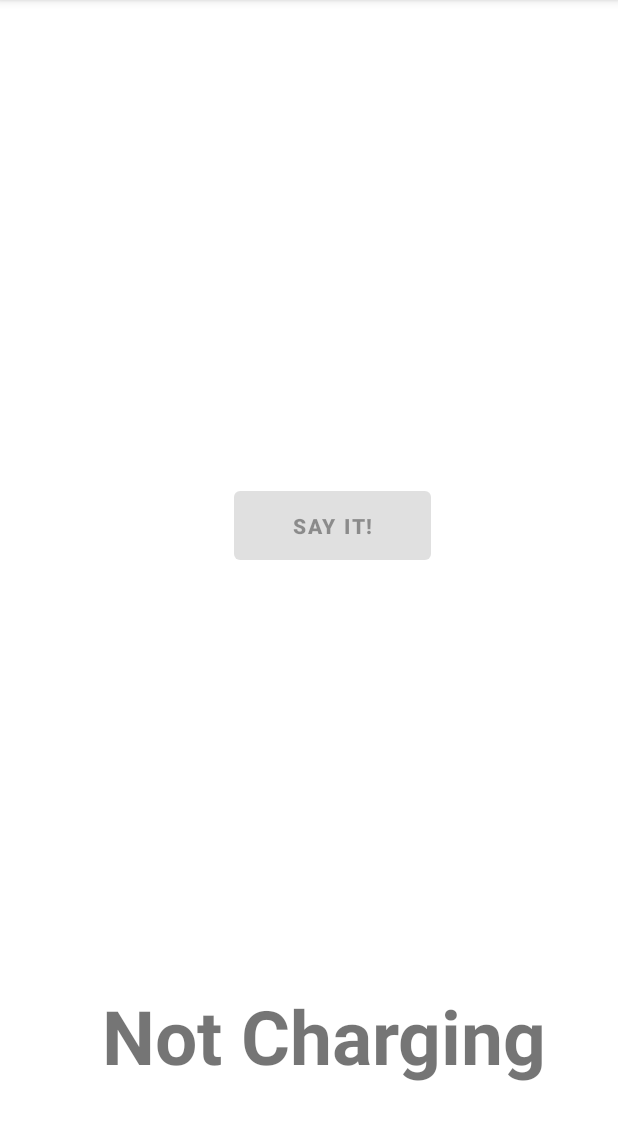
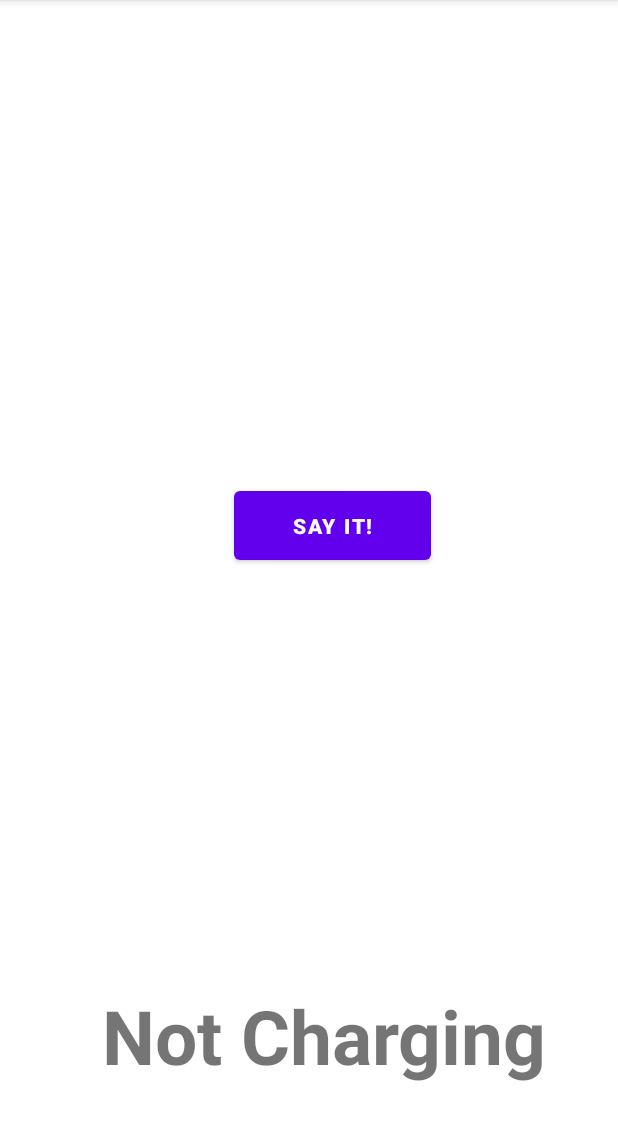
Before and after one commit to VarunKumar-Xaviers/Battery-Level--Android-App, an Android app: the screen it shows after launch (MainActivity), on a phone screen of 412 x 824 dp, the part 84-1224 px from its top. Run offline under Robolectric (Android 15) with nearby library versions, the phone set to English and light mode, and no system bars.

Commit message:
Fixed TTS Error
Signed-off-by: Varun Kumar <varun.kumar@xaviers.edu.in>

```diff
--- a/app/src/main/res/layout-land/activity_main.xml
+++ b/app/src/main/res/layout-land/activity_main.xml
@@ -43,7 +43,6 @@
         android:layout_width="wrap_content"
         android:layout_height="wrap_content"
         android:layout_marginBottom="84dp"
-        android:enabled="false"
         android:text="@string/Speak"
         android:visibility="visible"
         app:layout_constraintBottom_toBottomOf="parent"
@@ -57,7 +56,6 @@
         android:layout_height="62dp"
         android:layout_marginEnd="168dp"
         android:layout_marginBottom="16dp"
-        android:text="TextView"
         android:textAlignment="center"
         android:textSize="40dp"
         android:textStyle="bold"
--- a/app/src/main/res/layout-sw600dp/activity_main.xml
+++ b/app/src/main/res/layout-sw600dp/activity_main.xml
@@ -41,7 +41,6 @@
         android:layout_width="268dp"
         android:layout_height="58dp"
         android:layout_marginBottom="32dp"
-        android:enabled="false"
         android:text="@string/Speak"
         android:visibility="visible"
         app:layout_constraintBottom_toBottomOf="parent"
--- a/app/src/main/res/layout/activity_main.xml
+++ b/app/src/main/res/layout/activity_main.xml
@@ -39,7 +39,6 @@
         android:layout_width="131dp"
         android:layout_height="58dp"
         android:layout_marginTop="132dp"
-        android:enabled="false"
         android:text="@string/Speak"
         android:textAlignment="center"
         android:textStyle="bold"
```
Also changed, not shown: app/src/main/java/com/example/batterylevel/MainActivity.java (+17 -18 lines).
